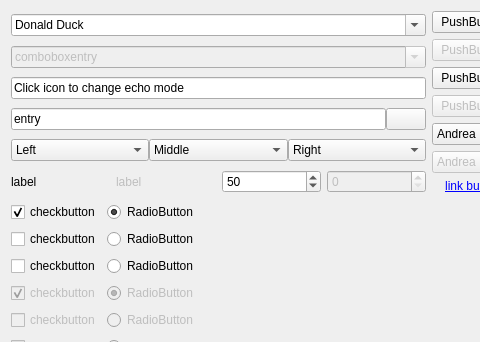
FedoraQt/adwaita-qt, file demo/widgetfactory.ui: the form before one commit; both pictures show x 0 to 480 and y 0 to 342 of the 1371 by 800 pixel window.
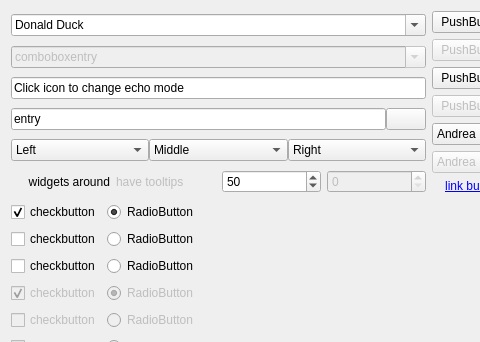
The form after the commit. Icons and pictures are not drawn.

Commit message: Widget showcase: add some tooltips for test

The edit to the form file:
```diff
--- a/demo/widgetfactory.ui
+++ b/demo/widgetfactory.ui
@@ -535,7 +535,10 @@
      <item>
       <widget class="QLabel" name="label">
        <property name="text">
-        <string>label</string>
+        <string>widgets around</string>
+       </property>
+       <property name="alignment">
+        <set>Qt::AlignRight|Qt::AlignTrailing|Qt::AlignVCenter</set>
        </property>
       </widget>
      </item>
@@ -545,7 +548,7 @@
         <bool>false</bool>
        </property>
        <property name="text">
-        <string>label</string>
+        <string>have tooltips</string>
        </property>
       </widget>
      </item>
```
Left out of the diff: 69 changed lines with no effect on the pictures.
